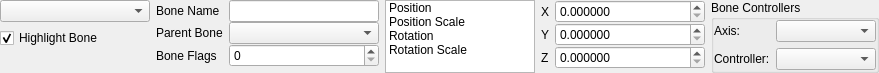
The window that src/tools/hlam/ui/assets/studiomodel/dockpanels/StudioModelBonesPanel.ui (SamVanheer/HalfLifeAssetManager) describes before a commit, drawn with Qt 5.
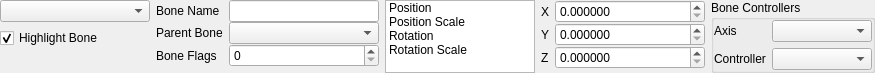
The same window after the commit.

What changed in the file:
```diff
--- a/src/tools/hlam/ui/assets/studiomodel/dockpanels/StudioModelBonesPanel.ui
+++ b/src/tools/hlam/ui/assets/studiomodel/dockpanels/StudioModelBonesPanel.ui
@@ -6,7 +6,7 @@
    <rect>
     <x>0</x>
     <y>0</y>
-    <width>864</width>
+    <width>860</width>
     <height>73</height>
    </rect>
   </property>
@@ -893,7 +893,7 @@
          </sizepolicy>
         </property>
         <property name="text">
-         <string>Axis:</string>
+         <string>Axis</string>
         </property>
        </widget>
       </item>
@@ -906,7 +906,7 @@
          </sizepolicy>
         </property>
         <property name="text">
-         <string>Controller:</string>
+         <string>Controller</string>
         </property>
        </widget>
       </item>
```
